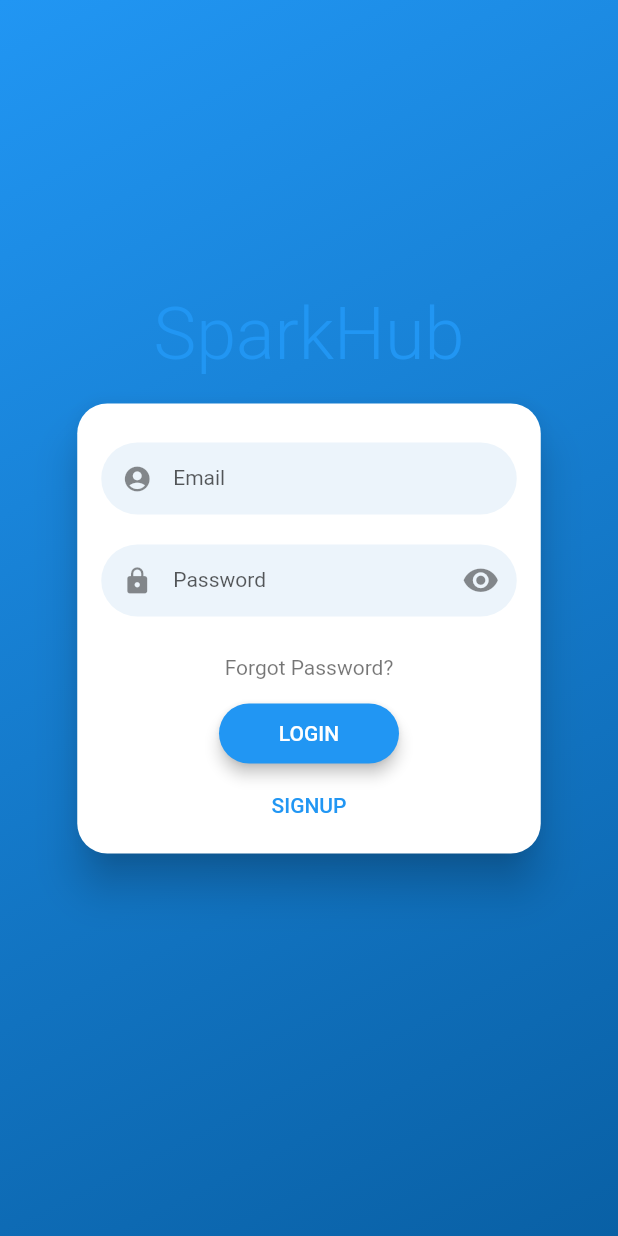
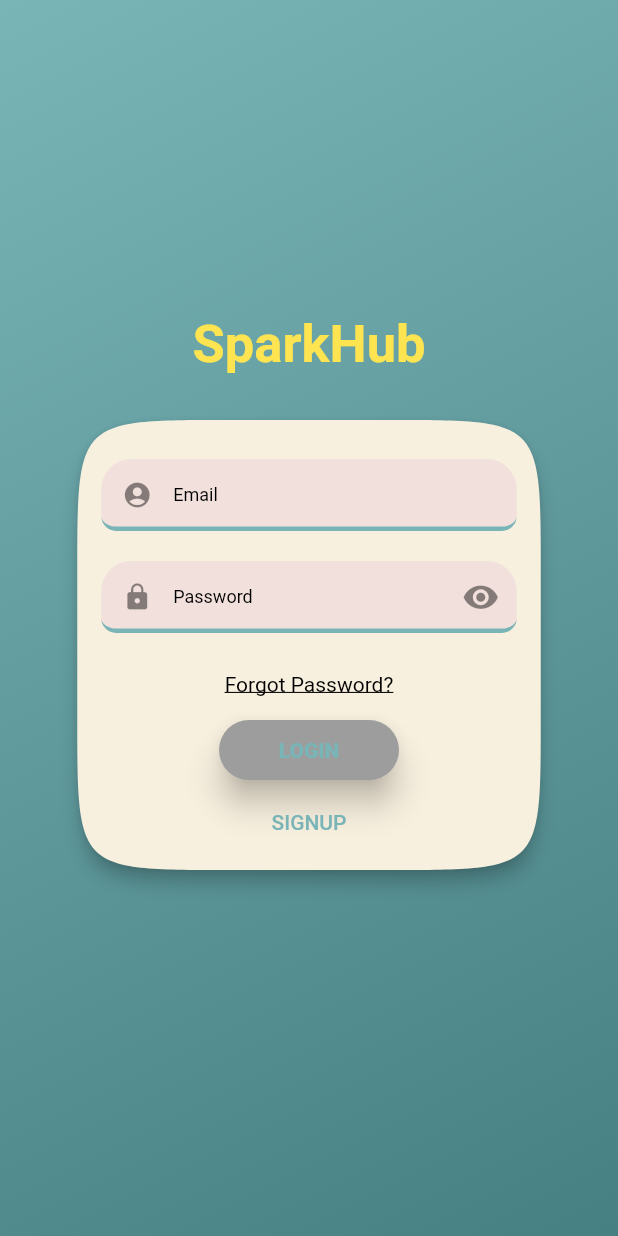
Before and after one commit to Abduallah-ELmaraghy/sparkhub_game, a Flutter app: the screen it shows after launch, on a phone screen of 412 x 824 dp. Run offline on Flutter 3.47's test engine with Material 2 defaults, Android fonts, the phone set to English and light mode, and no system bars; drawn by our look-alikes of flutter_login; our stand-ins replace animated_splash_screen, font_awesome_flutter, google_fonts, page_transition, rflutter_alert, shared_preferences and 1 more; missing offline and left inert: shared_preferences_web; Roboto replaces fonts that are missing (Gugi).

Commit message:
theme updated

```diff
--- a/lib/constants/style.dart
+++ b/lib/constants/style.dart
@@ -1,14 +1,20 @@
 import 'package:flutter/material.dart';
 import 'package:google_fonts/google_fonts.dart';
 
-var kPurple = const Color(0xfffd287e);
-var kBackground = const Color(0xff101324);
-var kDarkBlue = const Color(0xff0d5063);
-var kLightBlue = const Color(0xff1A2037);
-var kOrange = const Color(0xffe5ba62);
 var kWhite = const Color(0xffffffff);
-var kCardColor = const Color(0xFFA79164);
-var kButtonColor = const Color.fromRGBO(255, 228, 81, 1);
+var kBlack = const Color(0xff000000);
+var kLightOrange = const Color(0xffFFD3B6);
+var kOffPurple = const Color(0xffFFAAA5);
+var kDarkBlue = const Color(0xff1A2037);
+var kDarkGreen = const Color(0xff0d5063);
+var kBackground = const Color(0xff79B4B7);
+var kCardColor = const Color(0xFFF8F0DF);
+var kLightColor = const Color(0xFFF8F0DF);
+var kButtonColor = const Color(0xffFDFFAB);
+var kFormButtonColor = const Color(0xFF9D9D9D);
+var kErrorColor = const Color(0xFFB71C1C);
+var kErrorFocusedColor = const Color(0xFFF44336);
+// Color.fromRGBO(255, 228, 81, 1);
 var fontNunitoRegular = "NunitoRegular";
 var gameName = Text(
   'SparkHub',
--- a/lib/main.dart
+++ b/lib/main.dart
@@ -1,6 +1,7 @@
 import 'package:animated_splash_screen/animated_splash_screen.dart';
 import 'package:flutter/material.dart';
 import 'package:page_transition/page_transition.dart';
+import 'package:sparkhub_game/constants/style.dart';
 import 'package:sparkhub_game/screens/home.dart';
 import 'package:sparkhub_game/screens/login.dart';
 import 'package:sparkhub_game/screens/matching_game.dart';
@@ -40,7 +41,7 @@ class MyApp extends StatelessWidget {
         //nextScreen:  HomePage(),
         splashTransition: SplashTransition.fadeTransition,
         pageTransitionType: PageTransitionType.bottomToTop,
-        backgroundColor: const Color(0xff101324),
+        backgroundColor: kBackground,
       ),
       debugShowCheckedModeBanner: false,
     );
--- a/lib/screens/login.dart
+++ b/lib/screens/login.dart
@@ -1,6 +1,7 @@
 import 'package:flutter/material.dart';
 import 'package:flutter_login/flutter_login.dart';
-import 'package:sparkhub_game/screens/home.dart';
+import 'package:google_fonts/google_fonts.dart';
+import 'package:sparkhub_game/constants/style.dart';
 
 const users = {
   'dribbble@gmail.com': '12345',
@@ -44,6 +45,11 @@ class LoginScreen extends StatelessWidget {
 
   @override
   Widget build(BuildContext context) {
+    const inputBorder = BorderRadius.vertical(
+      bottom: Radius.circular(10.0),
+      top: Radius.circular(20.0),
+    );
+
     return FlutterLogin(
       title: 'SparkHub',
       //logo: const AssetImage('assets/logo.png'),
@@ -53,6 +59,67 @@ class LoginScreen extends StatelessWidget {
         Navigator.pushNamed(context, '/home');
       },
       onRecoverPassword: _recoverPassword,
+      theme: LoginTheme(
+        primaryColor: kBackground,
+        accentColor: kButtonColor,
+        titleStyle: gugifont,
+        bodyStyle: const TextStyle(
+            decoration: TextDecoration.underline, color: Colors.black),
+        buttonStyle: TextStyle(
+          fontWeight: FontWeight.w800,
+          color: kBackground,
+        ),
+        cardTheme: CardTheme(
+          color: kCardColor,
+          elevation: 5,
+          margin: EdgeInsets.only(top: 15),
+          shape: ContinuousRectangleBorder(
+              borderRadius: BorderRadius.circular(100.0)),
+        ),
+        inputTheme: InputDecorationTheme(
+          prefixStyle: TextStyle(color: kButtonColor),
+          filled: true,
+          fillColor: Colors.purple.withOpacity(.08),
+          contentPadding: EdgeInsets.zero,
+          errorStyle: TextStyle(
+            color: kDarkBlue,
+          ),
+          labelStyle: const TextStyle(fontSize: 12, color: Colors.black),
+          enabledBorder: UnderlineInputBorder(
+            borderSide: BorderSide(color: kBackground, width: 3),
+            borderRadius: inputBorder,
+          ),
+          focusedBorder: UnderlineInputBorder(
+            borderSide: BorderSide(color: kBackground, width: 5),
+            borderRadius: inputBorder,
+          ),
+          errorBorder: UnderlineInputBorder(
+            borderSide: BorderSide(color: kErrorColor, width: 6),
+            borderRadius: inputBorder,
+          ),
+          focusedErrorBorder: UnderlineInputBorder(
+            borderSide: BorderSide(color: kErrorFocusedColor, width: 8),
+            borderRadius: inputBorder,
+          ),
+          disabledBorder: UnderlineInputBorder(
+            borderSide: BorderSide(color: kBackground, width: 5),
+            borderRadius: inputBorder,
+          ),
+        ),
+        buttonTheme: LoginButtonTheme(
+          splashColor: kButtonColor,
+          backgroundColor: kFormButtonColor,
+          highlightColor: Colors.lightGreen,
+          elevation: 9.0,
+          highlightElevation: 6.0,
+          shape: RoundedRectangleBorder(
+            borderRadius: BorderRadius.circular(20),
+          ),
+          // shape: RoundedRectangleBorder(borderRadius: BorderRadius.circular(5)),
+          // shape: CircleBorder(side: BorderSide(color: Colors.green)),
+          // shape: ContinuousRectangleBorder(borderRadius: BorderRadius.circular(55.0)),
+        ),
+      ),
     );
   }
 }
```
Also changed, not shown: 2 other files.
